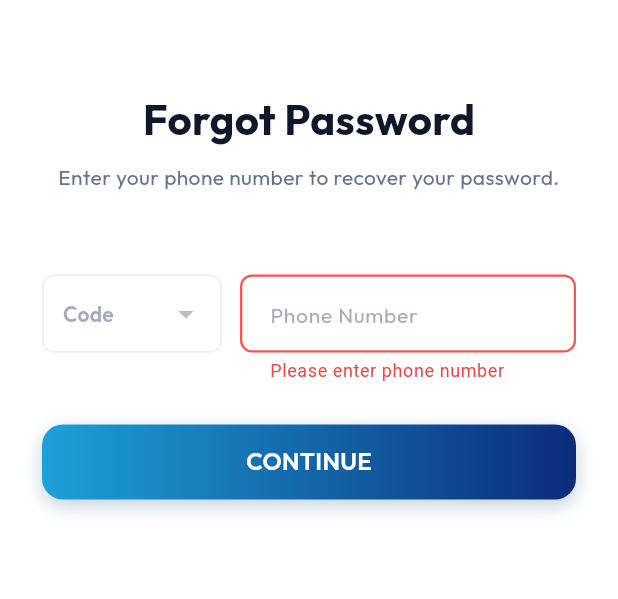
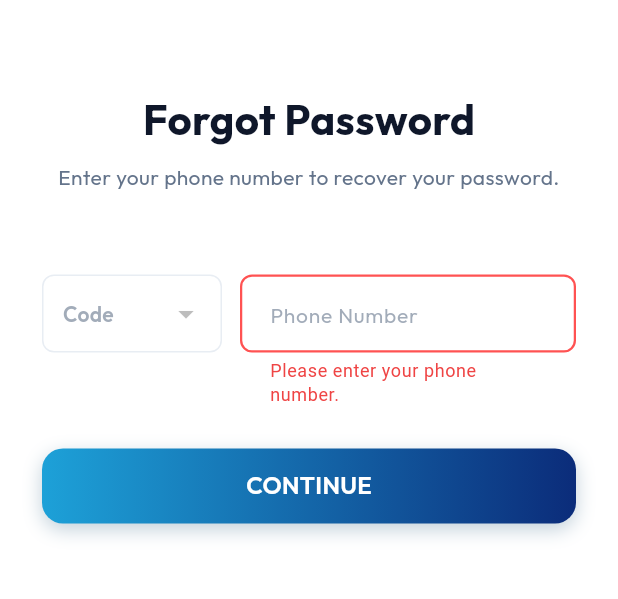
Before and after one commit to godsonmorais2468/chethanafm_fluttercode, a Flutter app: the ForgotPasswordView screen opened directly, after a tap on "CONTINUE", on a phone screen of 412 x 824 dp, the part 396-995 px from its top. Run offline on Flutter 3.47's test engine with Material 3 defaults, Android fonts, the phone set to English and light mode, and no system bars; our stand-ins replace animate_do, cloud_firestore, dio, email_validator, firebase_auth, firebase_core and 12 more; missing offline and left inert: audio_session, phone_numbers_parser; accounts and stored records are empty; network calls fail.

Commit message:
Minor UI bugs Fixed in authentication login screen | Added proper country code/phone number validations in the UIScreen

```diff
--- a/lib/utils/validations.dart
+++ b/lib/utils/validations.dart
@@ -1,7 +1,7 @@
 // import 'package:intl/intl.dart';
 
 import 'package:email_validator/email_validator.dart';
-
+import 'package:phone_numbers_parser/phone_numbers_parser.dart';
 extension TextUtilsStringExtension on String? {
   /// Returns true if string is not :
   /// - null
@@ -19,62 +19,47 @@ extension TextUtilsStringExtension on String? {
   bool get isValidGST => this != null && this!.trim().length == 15;
 }
 
+
 String? validatePhoneNumber(String? value, String? countryCode) {
   if (value == null || value.trim().isEmpty) {
-    return "Please enter phone number";
+    return "Please enter your phone number.";
   }
   if (countryCode == null || countryCode.isEmpty) {
-    return "Please select a country code";
+    return "Please select a country code.";
   }
-  final cleanPhone = value.trim();
+  final cleanPhone = value.replaceAll(RegExp(r'\D'), '');
+  if (cleanPhone.isEmpty) {
+    return "Please enter a valid phone number.";
+  }
+
+  try {
+    final fullNumber = '$countryCode$cleanPhone';
+    final parsed = PhoneNumber.parse(fullNumber);
+
+    if (!parsed.isValid()) {
+      return "Phone number length is invalid for the selected country.";
+    }
+  } catch (e) {
+    return "Invalid mobile number.";
+  }
+
+  return null;
+}
+
+int getPhoneNumberMaxLength(String? countryCode) {
   switch (countryCode) {
-    case "+91":
-      if (cleanPhone.length != 10) {
-        return "Phone number must be exactly 10 digits";
-      }
-      if (!RegExp(r'^[6-9]').hasMatch(cleanPhone)) {
-        return "India phone number must start with 6, 7, 8, or 9";
-      }
-      break;
-    case "+1":
-      if (cleanPhone.length != 10) {
-        return "Phone number must be exactly 10 digits";
-      }
-      break;
-    case "+44":
-      if (cleanPhone.length != 10) {
-        return "Phone number must be exactly 10 digits";
-      }
-      break;
-    case "+61":
-      if (cleanPhone.length != 9) {
-        return "Phone number must be exactly 9 digits";
-      }
-      break;
-    case "+971":
-      if (cleanPhone.length != 9) {
-        return "Phone number must be exactly 9 digits";
-      }
-      break;
-    case "+966":
-      if (cleanPhone.length != 9) {
-        return "Phone number must be exactly 9 digits";
-      }
-      break;
-    case "+65":
-      if (cleanPhone.length != 8) {
-        return "Phone number must be exactly 8 digits";
-      }
-      if (!RegExp(r'^[689]').hasMatch(cleanPhone)) {
-        return "Singapore phone number must start with 6, 8, or 9";
-      }
-      break;
-    default:
-      if (cleanPhone.isEmpty) {
-        return "Please enter phone number";
-      }
+    case '+91': return 10;
+    case '+1': return 10;
+    case '+44': return 10;
+    case '+61': return 9;
+    case '+971': return 9;
+    case '+966': return 9;
+    case '+65': return 8;
+    case '+60': return 10;
+    case '+33': return 9;
+    case '+49': return 11;
+    default: return 15;
   }
-  return null;
 }
 
 
--- a/lib/views/chat_conversation_view.dart
+++ b/lib/views/chat_conversation_view.dart
@@ -604,7 +604,7 @@ class _ChatConversationViewState extends State<ChatConversationView> {
                 // Message Input Field
                 SafeArea(
                   child: Container(
-                    margin: EdgeInsets.fromLTRB(16.w, 4.h, 16.w, 12.h),
+                    margin: EdgeInsets.fromLTRB(16.w, 4.h, 16.w, 90.h),
                     padding: EdgeInsets.symmetric(horizontal: 8.w, vertical: 6.h),
                     decoration: BoxDecoration(
                       color: Colors.white,
--- a/lib/views/forgot_password_view.dart
+++ b/lib/views/forgot_password_view.dart
@@ -1,4 +1,5 @@
 import 'package:flutter/material.dart';
+import 'package:flutter/services.dart';
 import 'package:provider/provider.dart';
 import 'package:google_fonts/google_fonts.dart';
 import 'package:chethanafm/utils/theme/app_colors.dart';
@@ -167,7 +168,10 @@ class _ForgotPasswordViewState extends State<ForgotPasswordView> {
                         controller: _phoneController,
                         label: "Phone Number",
                         hint: "Phone Number",
-                        keyboardType: TextInputType.phone,
+                        keyboardType: TextInputType.number,
+                        inputFormatters: [FilteringTextInputFormatter.digitsOnly],
+                        autovalidateMode: AutovalidateMode.onUserInteraction,
+                        maxLength: getPhoneNumberMaxLength(authViewModel.selectedCountryCode),
                         showLabel: false,
                         showPrefixIcon: false,
                         borderRadius: 8,
--- a/lib/views/login_view.dart
+++ b/lib/views/login_view.dart
@@ -1,4 +1,5 @@
 import 'package:flutter/material.dart';
+import 'package:flutter/services.dart';
 import 'package:provider/provider.dart';
 import 'package:google_fonts/google_fonts.dart';
 import 'package:chethanafm/utils/theme/app_colors.dart';
@@ -257,7 +258,10 @@ class _LoginViewState extends State<LoginView> {
                           controller: _phoneController,
                           label: "Phone Number",
                           hint: "Phone Number",
-                          keyboardType: TextInputType.phone,
+                          keyboardType: TextInputType.number,
+                          inputFormatters: [FilteringTextInputFormatter.digitsOnly],
+                          autovalidateMode: AutovalidateMode.onUserInteraction,
+                          maxLength: getPhoneNumberMaxLength(authViewModel.selectedCountryCode),
                           showLabel: false,
                           showPrefixIcon: false,
                           borderRadius: 8,
@@ -359,7 +363,10 @@ class _LoginViewState extends State<LoginView> {
                       controller: _phoneController,
                       label: "Phone Number",
                       hint: "Phone Number",
-                      keyboardType: TextInputType.phone,
+                      keyboardType: TextInputType.number,
+                      inputFormatters: [FilteringTextInputFormatter.digitsOnly],
+                      autovalidateMode: AutovalidateMode.onUserInteraction,
+                      maxLength: getPhoneNumberMaxLength(authViewModel.selectedCountryCode),
                       showLabel: false,
                       showPrefixIcon: false,
                       borderRadius: 8,
--- a/lib/views/signup_view.dart
+++ b/lib/views/signup_view.dart
@@ -1,4 +1,5 @@
 import 'package:flutter/material.dart';
+import 'package:flutter/services.dart';
 import 'package:provider/provider.dart';
 import 'package:google_fonts/google_fonts.dart';
 import 'package:chethanafm/utils/theme/app_colors.dart';
@@ -170,6 +171,7 @@ class _SignupViewState extends State<SignupView> {
                   borderColor: AppColors.borderColor.withOpacity(0.8),
                   validator: (val) => val != null && val.isNotEmpty ? null : "Please enter your name",
                 ),
+                const SizedBox(height: 16),
                 Row(
                   crossAxisAlignment: CrossAxisAlignment.start,
                   children: [
@@ -244,7 +246,10 @@ class _SignupViewState extends State<SignupView> {
                         controller: _phoneController,
                         label: "Phone Number",
                         hint: "Phone Number",
-                        keyboardType: TextInputType.phone,
+                        keyboardType: TextInputType.number,
+                        inputFormatters: [FilteringTextInputFormatter.digitsOnly],
+                        autovalidateMode: AutovalidateMode.onUserInteraction,
+                        maxLength: getPhoneNumberMaxLength(authViewModel.selectedCountryCode),
                         showLabel: false,
                         showPrefixIcon: false,
                         borderRadius: 8,
--- a/lib/widgets/common/custom_text_field.dart
+++ b/lib/widgets/common/custom_text_field.dart
@@ -1,4 +1,5 @@
 import 'package:flutter/material.dart';
+import 'package:flutter/services.dart';
 import 'package:google_fonts/google_fonts.dart';
 import 'package:chethanafm/utils/theme/app_colors.dart';
 
@@ -15,6 +16,10 @@ class CustomTextField extends StatelessWidget {
   final bool showPrefixIcon;
   final Color? borderColor;
   final double borderRadius;
+  final List<TextInputFormatter>? inputFormatters;
+  final AutovalidateMode? autovalidateMode;
+  final void Function(String)? onChanged;
+  final int? maxLength;
 
   const CustomTextField({
     super.key,
@@ -30,6 +35,10 @@ class CustomTextField extends StatelessWidget {
     this.showPrefixIcon = true,
     this.borderColor,
     this.borderRadius = 12,
+    this.inputFormatters,
+    this.autovalidateMode,
+    this.onChanged,
+    this.maxLength,
   });
 
   @override
@@ -54,7 +63,13 @@ class CustomTextField extends StatelessWidget {
           keyboardType: keyboardType,
           obscureText: obscureText,
           validator: validator,
+          inputFormatters: inputFormatters,
+          autovalidateMode: autovalidateMode,
+          onChanged: onChanged,
+          maxLength: maxLength,
           decoration: InputDecoration(
+            counterText: "",
+            errorMaxLines: 3,
             hintText: hint,
             hintStyle: GoogleFonts.outfit(
               color: AppColors.textSecondary.withOpacity(0.6),
--- a/pubspec.yaml
+++ b/pubspec.yaml
@@ -68,6 +68,7 @@ dependencies:
   firebase_messaging: ^16.4.1
   flutter_local_notifications: ^18.0.1
   cloud_firestore: ^6.6.0
+  phone_numbers_parser: ^9.0.24
 
 
 dev_dependencies:
```
Also changed, not shown: pubspec.lock.
